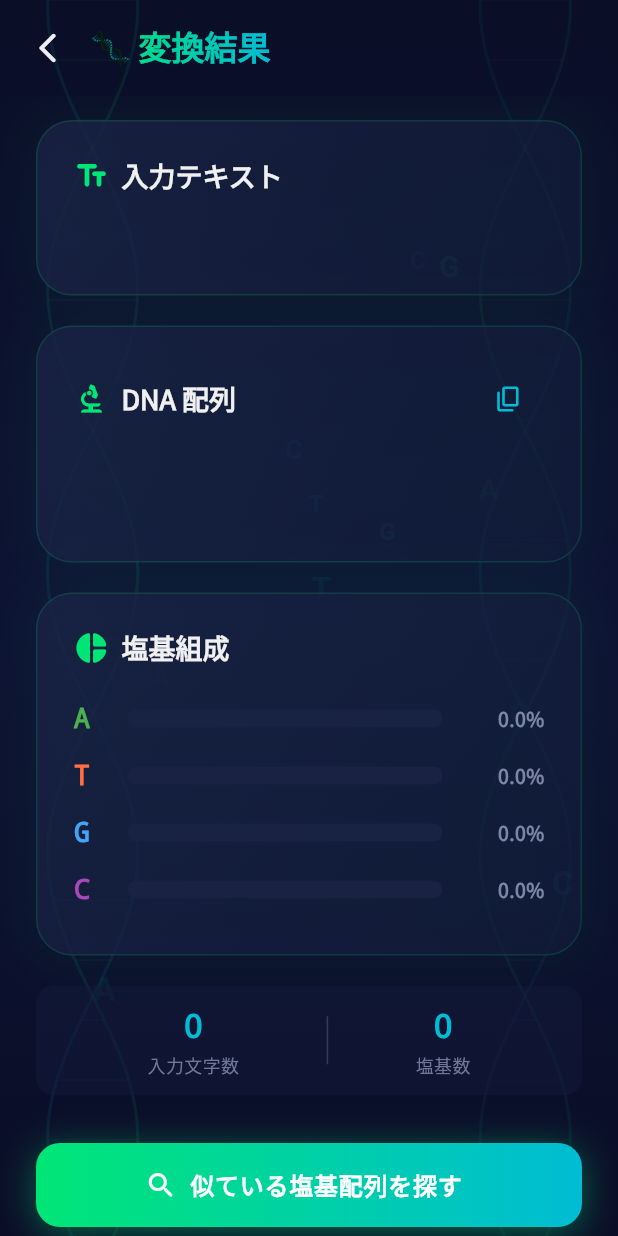
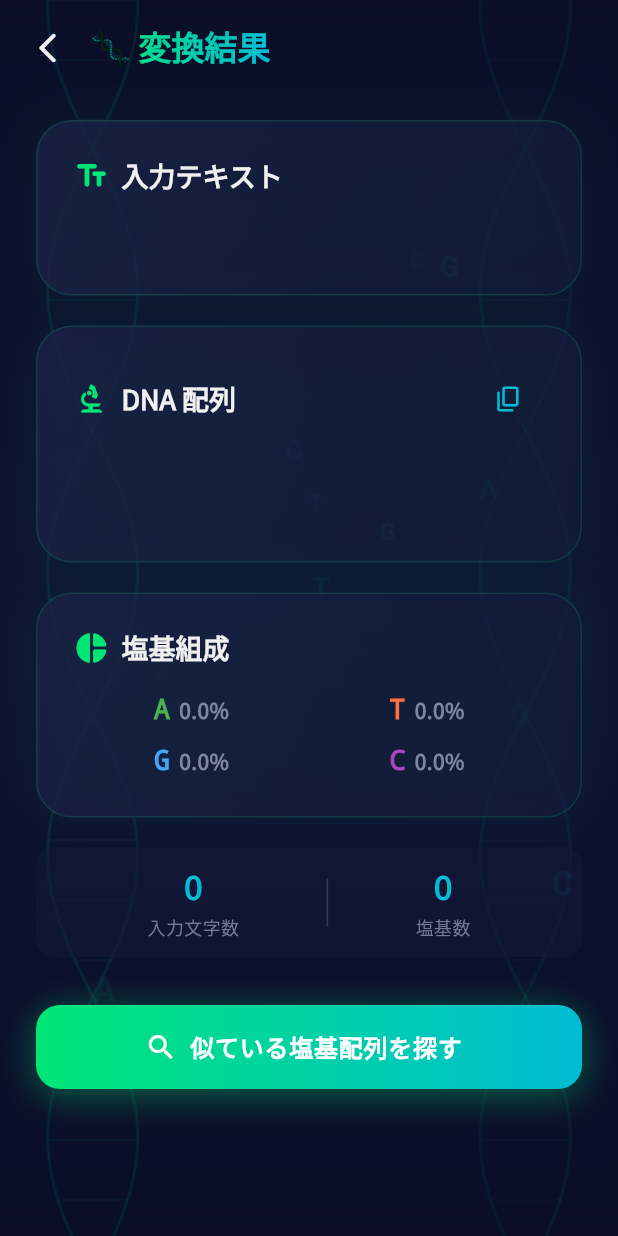
Before and after one commit to sotogumi/genoru, a Flutter app: the ResultScreen screen opened directly with empty values, on a phone screen of 412 x 824 dp. Run offline on Flutter 3.47's test engine with Material 3 defaults, Android fonts, the phone set to English and light mode, and no system bars; our stand-ins replace google_fonts.

Commit message:
feat:検索ボタンの追加と割合の表示変更

```diff
--- a/lib/app/screens/result_screen.dart
+++ b/lib/app/screens/result_screen.dart
@@ -319,7 +319,7 @@ class ResultScreen extends StatelessWidget {
     return buffer.toString();
   }
 
-  /// 各塩基の割合を表示するウィジェット
+  /// 各塩基の割合を 2×2 グリッドで表示
   Widget _buildComposition(BuildContext context) {
     final total = dnaSequence.length;
     final counts = {'A': 0, 'T': 0, 'G': 0, 'C': 0};
@@ -328,84 +328,57 @@ class ResultScreen extends StatelessWidget {
     }
 
     const baseColors = {
-      'A': Color(0xFF4CAF50), // 緑
-      'T': Color(0xFFFF7043), // オレンジ
-      'G': Color(0xFF42A5F5), // 青
-      'C': Color(0xFFAB47BC), // 紫
+      'A': Color(0xFF4CAF50),
+      'T': Color(0xFFFF7043),
+      'G': Color(0xFF42A5F5),
+      'C': Color(0xFFAB47BC),
     };
 
-    return Column(
-      children:
-          ['A', 'T', 'G', 'C'].map((base) {
-            final count = counts[base]!;
-            final ratio = total > 0 ? count / total : 0.0;
-            return _buildBaseRow(
-              context,
-              base: base,
-              count: count,
-              ratio: ratio,
-              color: baseColors[base]!,
-            );
-          }).toList(),
-    );
-  }
-
-  Widget _buildBaseRow(
-    BuildContext context, {
-    required String base,
-    required int count,
-    required double ratio,
-    required Color color,
-  }) {
+    Widget cell(String base) {
+      final ratio = total > 0 ? counts[base]! / total : 0.0;
       final pct = (ratio * 100).toStringAsFixed(1);
-    return Padding(
-      padding: const EdgeInsets.symmetric(vertical: 6),
-      child: Row(
+      return Row(
+        mainAxisAlignment: MainAxisAlignment.center,
+        mainAxisSize: MainAxisSize.min,
         children: [
-          // 塩基ラベル
-          SizedBox(
-            width: 28,
-            child: Text(
+          Text(
             base,
             style: TextStyle(
-                color: color,
+              color: baseColors[base],
               fontSize: 18,
               fontWeight: FontWeight.w800,
               fontFamily: 'monospace',
             ),
           ),
-          ),
-          const SizedBox(width: 8),
-          // プログレスバー
-          Expanded(
-            child: ClipRRect(
-              borderRadius: BorderRadius.circular(6),
-              child: SizedBox(
-                height: 12,
-                child: LinearProgressIndicator(
-                  value: ratio,
-                  backgroundColor: AppTheme.cardDark,
-                  valueColor: AlwaysStoppedAnimation<Color>(color),
-                ),
-              ),
-            ),
-          ),
-          const SizedBox(width: 12),
-          // パーセント
-          SizedBox(
-            width: 56,
-            child: Text(
+          const SizedBox(width: 6),
+          Text(
             '$pct%',
-              textAlign: TextAlign.right,
             style: TextStyle(
               color: AppTheme.textSecondary.withValues(alpha: 0.9),
-                fontSize: 13,
+              fontSize: 14,
               fontWeight: FontWeight.w600,
             ),
           ),
+        ],
+      );
+    }
+
+    return Column(
+      children: [
+        Row(
+          children: [
+            Expanded(child: Center(child: cell('A'))),
+            Expanded(child: Center(child: cell('T'))),
+          ],
+        ),
+        const SizedBox(height: 8),
+        Row(
+          children: [
+            Expanded(child: Center(child: cell('G'))),
+            Expanded(child: Center(child: cell('C'))),
+          ],
         ),
       ],
-      ),
     );
   }
 
```
Lines whose indentation alone changed are shown as unchanged.
